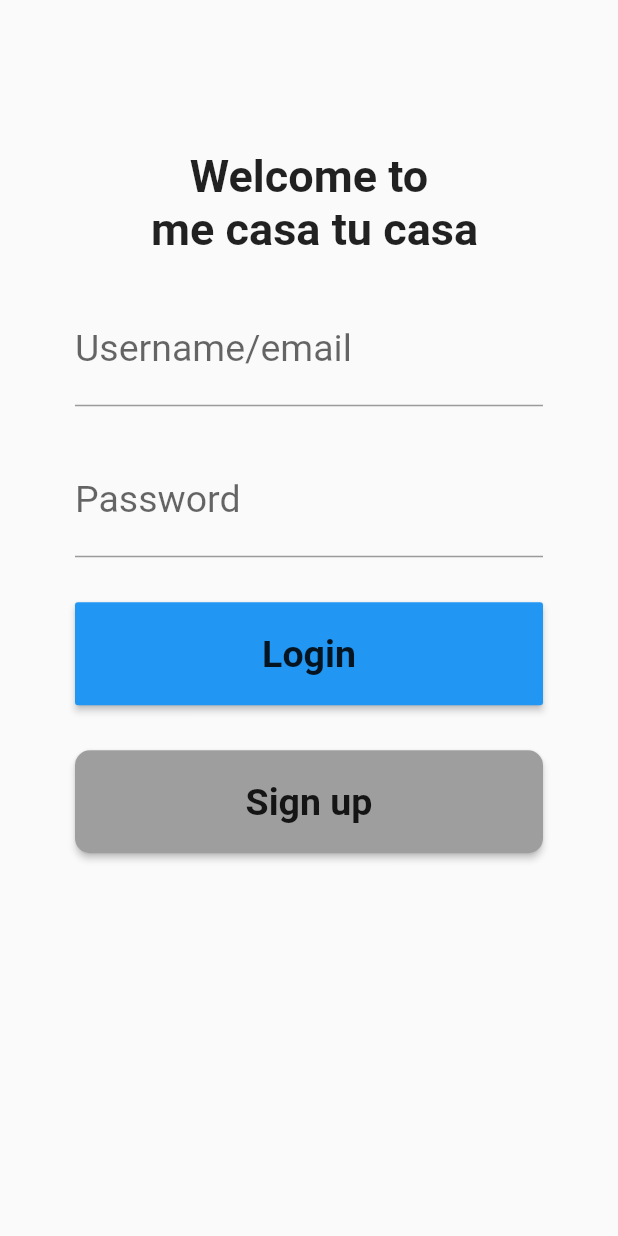
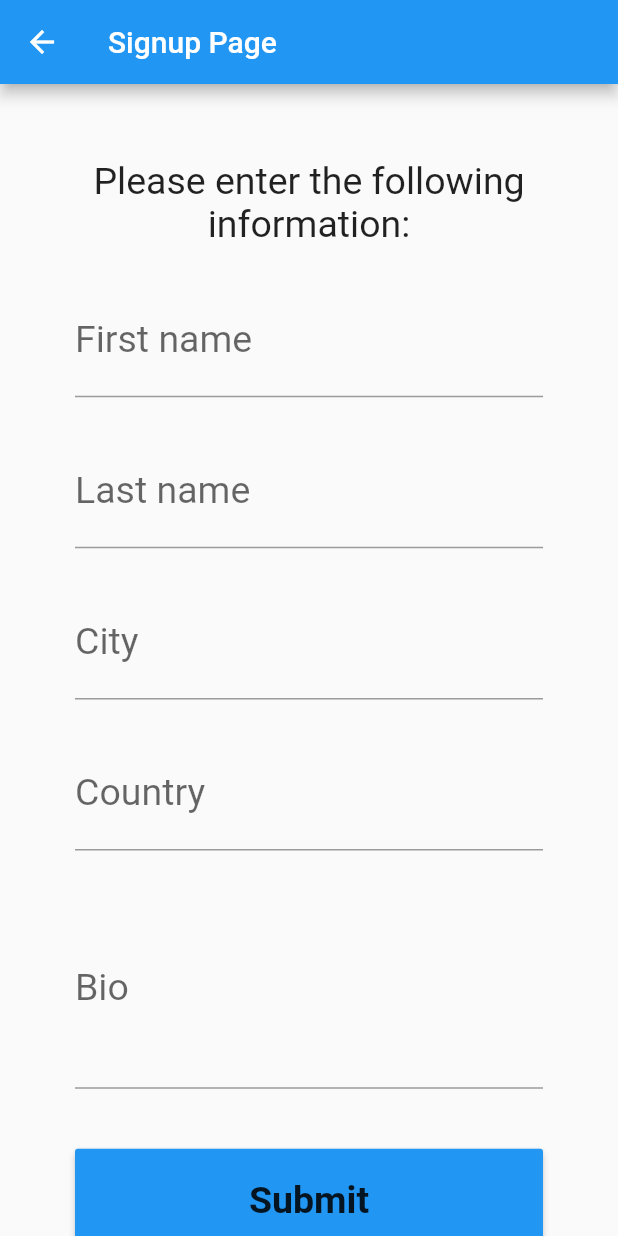
Before and after one commit to sumithpdd/RoomSharing, a Flutter app: the screen it shows after launch, after a tap on "Sign up", on a phone screen of 412 x 824 dp. Run offline on Flutter 3.47's test engine with Material 2 defaults, Android fonts, the phone set to English and light mode, and no system bars.

Commit message:
signup page, with form fields and appbar

```diff
--- a/room_sharing/lib/Screens/login_page.dart
+++ b/room_sharing/lib/Screens/login_page.dart
@@ -2,6 +2,8 @@
 
 import 'package:flutter/material.dart';
 import 'package:room_sharing/Models/app_constants.dart';
+
+import 'signup_page.dart';
 
 class LoginPage extends StatefulWidget {
   static final String routeName = '/loginPageRoute';
@@ -13,6 +15,9 @@ class LoginPage extends StatefulWidget {
 }
 
 class _LoginPageState extends State<LoginPage> {
+  void _signup(){
+    Navigator.pushNamed(context, SignupPage.routeName);
+  }
   @override
   Widget build(BuildContext context) {
     return Scaffold(
@@ -64,7 +69,7 @@ class _LoginPageState extends State<LoginPage> {
               Padding(
                 padding: const EdgeInsets.only(top: 30.0),
                 child: MaterialButton(
-                  onPressed: () {},
+                  onPressed: _signup ,
                   child: Text(
                     'Sign up',
                     style: TextStyle(
--- a/room_sharing/lib/Screens/main.dart
+++ b/room_sharing/lib/Screens/main.dart
@@ -5,6 +5,7 @@ import 'dart:async';
 import 'package:flutter/material.dart';
 import 'package:room_sharing/Models/app_constants.dart';
 import 'package:room_sharing/Screens/login_page.dart';
+import 'package:room_sharing/Screens/signup_page.dart';
 
 void main() {
   runApp(const MyApp());
@@ -24,6 +25,7 @@ class MyApp extends StatelessWidget {
       home: const MyHomePage(),
       routes: {
         LoginPage.routeName: (context) => LoginPage(),
+        SignupPage.routeName: (context) => SignupPage(),
       },
     );
   }
--- /dev/null
+++ b/room_sharing/lib/Screens/signup_page.dart
@@ -0,0 +1,99 @@
+// ignore_for_file: prefer_const_constructors
+
+import 'package:flutter/material.dart';
+import 'package:room_sharing/Models/app_constants.dart';
+
+class SignupPage extends StatefulWidget {
+  static final String routeName = '/SignupPageRoute';
+
+  const SignupPage({Key? key}) : super(key: key);
+
+  @override
+  _SignupPageState createState() => _SignupPageState();
+}
+
+class _SignupPageState extends State<SignupPage> {
+  @override
+  Widget build(BuildContext context) {
+    return Scaffold(
+      appBar: AppBar(
+        title: Text(
+          'Signup Page',
+          style: TextStyle(color: Colors.white, fontSize: 20.0),
+        ),
+      ),
+      body: Center(
+        child: SingleChildScrollView(
+          child: Padding(
+            padding: const EdgeInsets.fromLTRB(50, 50, 50, 0),
+            child: Column(
+              children: [
+                Text(
+                  'Please enter the following information:',
+                  style: TextStyle(fontSize: 25.0),
+                  textAlign: TextAlign.center,
+                ),
+                Form(
+                  child: Column(children: [
+                    Padding(
+                      padding: const EdgeInsets.only(top: 25.0),
+                      child: TextFormField(
+                        decoration: InputDecoration(labelText: 'First name'),
+                        style: TextStyle(fontSize: 25.0),
+                      ),
+                    ),
+                    Padding(
+                      padding: const EdgeInsets.only(top: 25.0),
+                      child: TextFormField(
+                        decoration: InputDecoration(labelText: 'Last name'),
+                        style: TextStyle(fontSize: 25.0),
+                      ),
+                    ),
+                    Padding(
+                      padding: const EdgeInsets.only(top: 25.0),
+                      child: TextFormField(
+                        decoration: InputDecoration(labelText: 'City'),
+                        style: TextStyle(fontSize: 25.0),
+                      ),
+                    ),
+                    Padding(
+                      padding: const EdgeInsets.only(top: 25.0),
+                      child: TextFormField(
+                        decoration: InputDecoration(labelText: 'Country'),
+                        style: TextStyle(fontSize: 25.0),
+                      ),
+                    ),
+                    Padding(
+                      padding: const EdgeInsets.only(top: 25.0),
+                      child: TextFormField(
+                        decoration: InputDecoration(labelText: 'Bio'),
+                        style: TextStyle(fontSize: 25.0),
+                        maxLines: 3,
+                      ),
+                    ),
+                  ]),
+                ),
+                Padding(
+                  padding: const EdgeInsets.only(top: 40.0,bottom:40.0 ),
+                  child: MaterialButton(
+                    onPressed: () {},
+                    child: Text(
+                      'Submit',
+                      style: TextStyle(
+                        fontWeight: FontWeight.bold,
+                        fontSize: 25.0,
+                      ),
+                    ),
+                    color: Colors.blue,
+                    height: MediaQuery.of(context).size.height / 12,
+                    minWidth: double.infinity,
+                  ),
+                ),
+              ],
+            ),
+          ),
+        ),
+      ),
+    );
+  }
+}
```
